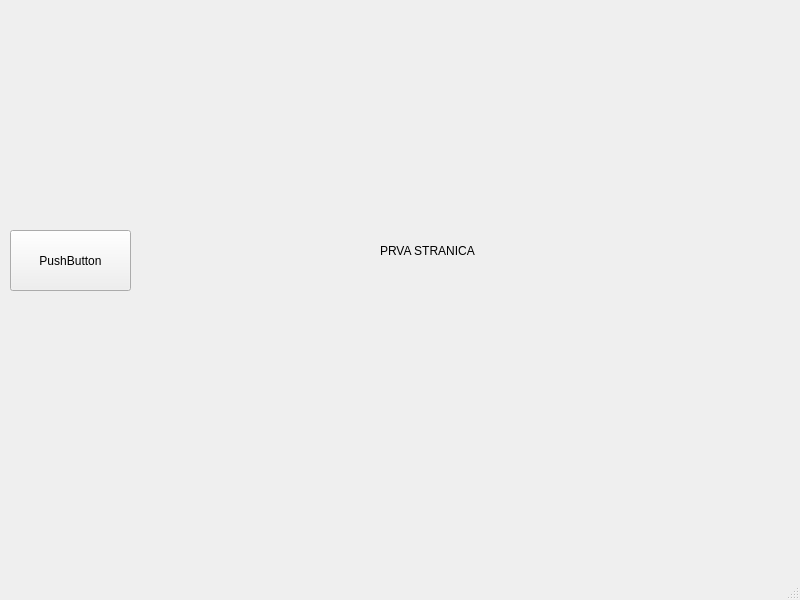
Qt form src/main_window.ui (ianpetek/vacap) before a commit.
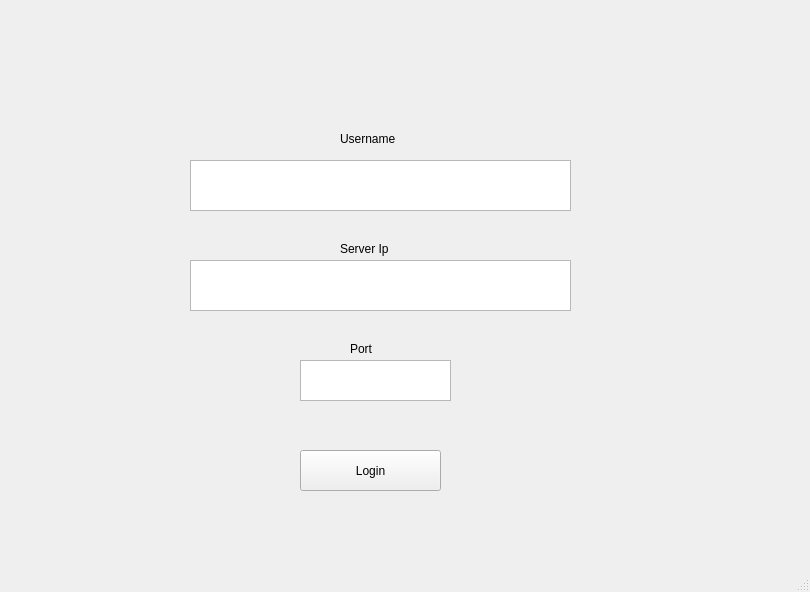
The same form after that commit.

Commit message: working login and user pull

The edit to the form file:
```diff
--- a/src/main_window.ui
+++ b/src/main_window.ui
@@ -6,8 +6,8 @@
    <rect>
     <x>0</x>
     <y>0</y>
-    <width>800</width>
-    <height>600</height>
+    <width>810</width>
+    <height>592</height>
    </rect>
   </property>
   <property name="windowTitle">
@@ -17,55 +17,126 @@
    <widget class="QStackedWidget" name="stackedWidget">
     <property name="geometry">
      <rect>
-      <x>190</x>
+      <x>0</x>
       <y>0</y>
-      <width>591</width>
+      <width>771</width>
       <height>571</height>
      </rect>
     </property>
-    <widget class="QWidget" name="page">
+    <widget class="QWidget" name="loginPage">
+     <widget class="QTextEdit" name="UsernameTextBox">
+      <property name="geometry">
+       <rect>
+        <x>190</x>
+        <y>160</y>
+        <width>381</width>
+        <height>51</height>
+       </rect>
+      </property>
+     </widget>
+     <widget class="QTextEdit" name="ServerIpTextBox">
+      <property name="geometry">
+       <rect>
+        <x>190</x>
+        <y>260</y>
+        <width>381</width>
+        <height>51</height>
+       </rect>
+      </property>
+     </widget>
+     <widget class="QTextEdit" name="PortTextBox">
+      <property name="geometry">
+       <rect>
+        <x>300</x>
+        <y>360</y>
+        <width>151</width>
+        <height>41</height>
+       </rect>
+      </property>
+     </widget>
      <widget class="QLabel" name="label">
       <property name="geometry">
        <rect>
-        <x>190</x>
-        <y>110</y>
-        <width>331</width>
-        <height>281</height>
+        <x>340</x>
+        <y>130</y>
+        <width>71</width>
+        <height>17</height>
        </rect>
       </property>
       <property name="text">
-       <string>PRVA STRANICA</string>
+       <string>Username</string>
       </property>
      </widget>
-    </widget>
-    <widget class="QWidget" name="page_2">
      <widget class="QLabel" name="label_2">
       <property name="geometry">
        <rect>
-        <x>140</x>
-        <y>120</y>
-        <width>331</width>
-        <height>281</height>
+        <x>340</x>
+        <y>240</y>
+        <width>71</width>
+        <height>17</height>
        </rect>
       </property>
       <property name="text">
-       <string>DRUGA STRANICA</string>
+       <string>Server Ip</string>
       </property>
      </widget>
+     <widget class="QLabel" name="label_3">
+      <property name="geometry">
+       <rect>
+        <x>350</x>
+        <y>340</y>
+        <width>41</width>
+        <height>17</height>
+       </rect>
+      </property>
+      <property name="text">
+       <string>Port</string>
+      </property>
+     </widget>
+     <widget class="QPushButton" name="LoginButton">
+      <property name="geometry">
+       <rect>
+        <x>300</x>
+        <y>450</y>
+        <width>141</width>
+        <height>41</height>
+       </rect>
+      </property>
+      <property name="text">
+       <string>Login</string>
+      </property>
+     </widget>
     </widget>
-   </widget>
-   <widget class="QPushButton" name="pushButton">
-    <property name="geometry">
-     <rect>
-      <x>10</x>
-      <y>230</y>
-      <width>121</width>
-      <height>61</height>
-     </rect>
-    </property>
-    <property name="text">
-     <string>PushButton</string>
-    </property>
+    <widget class="QWidget" name="chatPage">
+     <widget class="QWidget" name="verticalLayoutWidget">
+      <property name="geometry">
+       <rect>
+        <x>10</x>
+        <y>50</y>
+        <width>161</width>
+        <height>491</height>
+       </rect>
+      </property>
+      <layout class="QVBoxLayout" name="ChatSelectLayout" stretch="">
+       <property name="sizeConstraint">
+        <enum>QLayout::SetDefaultConstraint</enum>
+       </property>
+      </layout>
+     </widget>
+     <widget class="QPushButton" name="refreshButton">
+      <property name="geometry">
+       <rect>
+        <x>10</x>
+        <y>20</y>
+        <width>89</width>
+        <height>25</height>
+       </rect>
+      </property>
+      <property name="text">
+       <string>Refresh</string>
+      </property>
+     </widget>
+    </widget>
    </widget>
   </widget>
   <widget class="QMenuBar" name="menubar">
```
Left out of the diff: 33 changed lines with no effect on the pictures. The commit also changes 7 other files.
